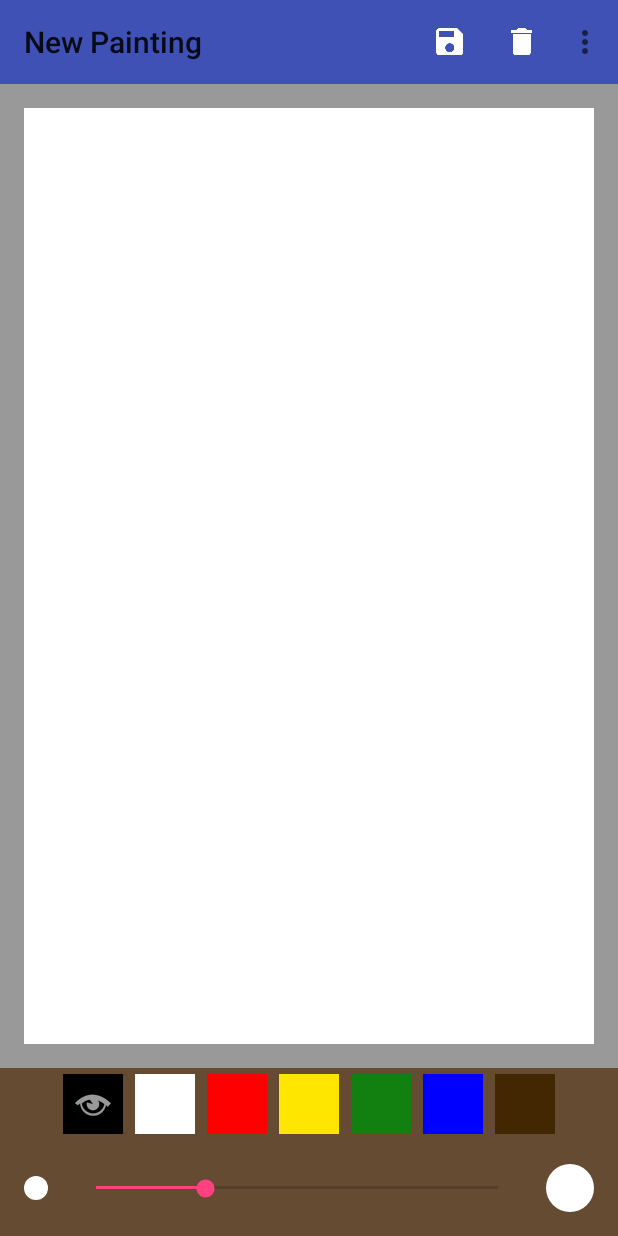
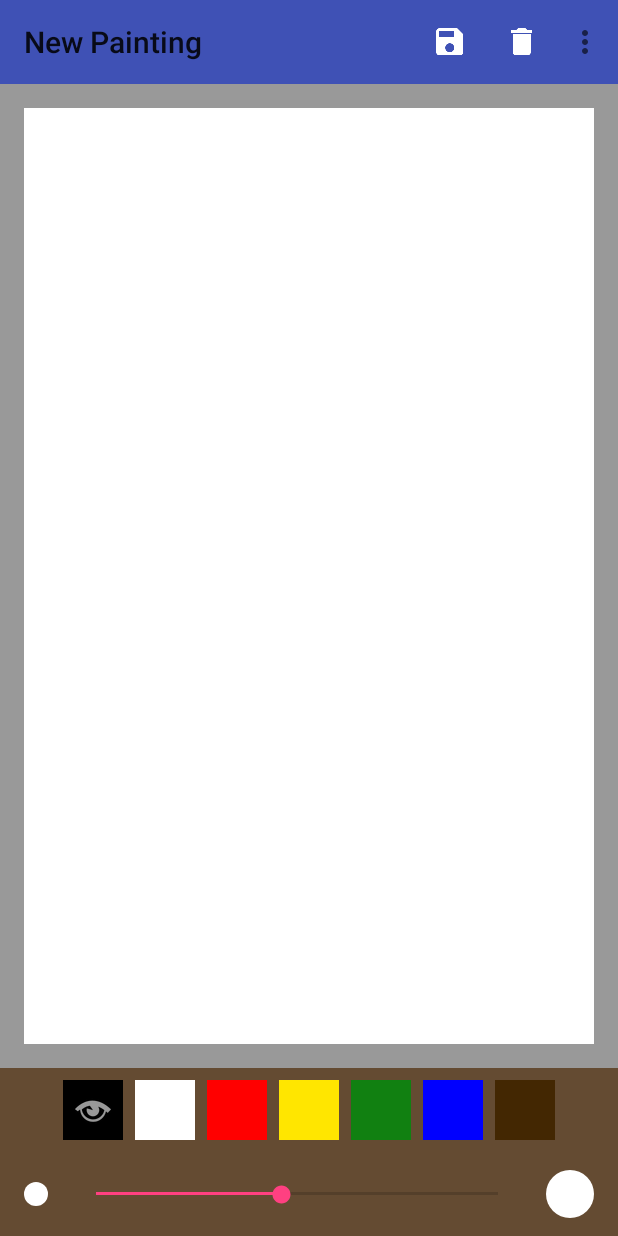
Before and after one commit to lchrislee/YYAAPP, an Android app: the screen it shows after launch (PaintActivity), on a phone screen of 412 x 824 dp. Run offline under Robolectric (Android 15) with nearby library versions, the phone set to English and light mode, and no system bars.

Commit message:
Fixed canvas bugs for not keeping brush strokes and broken clear/undo/redo. Added attributes for BrushSizeView.

```diff
--- a/YYAAPP/app/src/main/java/com/lchrislee/yyaapp/activities/PaintActivity.java
+++ b/YYAAPP/app/src/main/java/com/lchrislee/yyaapp/activities/PaintActivity.java
@@ -10,7 +10,7 @@ import android.widget.Toast;
 
 import com.lchrislee.yyaapp.R;
 import com.lchrislee.yyaapp.presenters.PaintPresenter;
-import com.lchrislee.yyaapp.views.BrushView;
+import com.lchrislee.yyaapp.views.BrushSizeView;
 import com.lchrislee.yyaapp.views.PaletteView;
 import com.lchrislee.yyaapp.views.canvas.CanvasView;
 
@@ -39,7 +39,7 @@ public class PaintActivity extends AppCompatActivity
 
         final CanvasView canvas = (CanvasView) findViewById(R.id.activity_paint_canvas);
         final PaletteView palette = (PaletteView) findViewById(R.id.activity_paint_palette);
-        final BrushView brush = (BrushView) findViewById(R.id.activity_paint_stroke_size);
+        final BrushSizeView brush = (BrushSizeView) findViewById(R.id.activity_paint_stroke_size);
 
         presenter = new PaintPresenter(canvas, palette, brush);
     }
--- a/YYAAPP/app/src/main/java/com/lchrislee/yyaapp/model/CanvasHistory.java
+++ b/YYAAPP/app/src/main/java/com/lchrislee/yyaapp/model/CanvasHistory.java
@@ -8,19 +8,19 @@ import java.util.Iterator;
 public class CanvasHistory
 {
 
-    private final CanvasChangeStack drawingHistory;
+    private final CanvasChangeStack drawHistory;
     private final CanvasChangeStack undoHistory;
 
     public CanvasHistory ()
     {
-        drawingHistory = new CanvasChangeStack();
+        drawHistory = new CanvasChangeStack();
         undoHistory = new CanvasChangeStack();
     }
 
     public void addDrawingChange (
         @NonNull BrushStroke change
     ) {
-        drawingHistory.addChange(change);
+        drawHistory.addChange(change);
     }
 
     public void addUndoChange (
@@ -33,7 +33,7 @@ public class CanvasHistory
     @Nullable
     BrushStroke lastAddition ()
     {
-        return drawingHistory.mostRecentChange();
+        return drawHistory.mostRecentChange();
     }
 
     public
@@ -47,12 +47,12 @@ public class CanvasHistory
     @Nullable
     Iterator<BrushStroke> fromBeginning ()
     {
-        return drawingHistory.fromBeginning();
+        return drawHistory.fromBeginning();
     }
 
     public void clearAllHistory ()
     {
-        drawingHistory.clearHistory();
+        drawHistory.clearHistory();
         undoHistory.clearHistory();
     }
 
--- a/YYAAPP/app/src/main/java/com/lchrislee/yyaapp/presenters/PaintPresenter.java
+++ b/YYAAPP/app/src/main/java/com/lchrislee/yyaapp/presenters/PaintPresenter.java
@@ -3,22 +3,22 @@ package com.lchrislee.yyaapp.presenters;
 import android.support.annotation.ColorRes;
 import android.support.annotation.NonNull;
 
-import com.lchrislee.yyaapp.views.BrushView;
+import com.lchrislee.yyaapp.views.BrushSizeView;
 import com.lchrislee.yyaapp.views.PaletteView;
 import com.lchrislee.yyaapp.views.canvas.CanvasView;
 
 public class PaintPresenter
-    implements PaletteView.ColorSelect, BrushView.StrokeSizeChange
+    implements PaletteView.ColorSelect, BrushSizeView.StrokeSizeChange
 {
 
-    private PaletteView palette;
-    private CanvasView canvas;
-    private BrushView brush;
+    private final PaletteView palette;
+    private final CanvasView canvas;
+    private final BrushSizeView brush;
 
     public PaintPresenter (
         @NonNull CanvasView canvas,
         @NonNull PaletteView palette,
-        @NonNull BrushView brush
+        @NonNull BrushSizeView brush
     ) {
         this.palette = palette;
         this.canvas = canvas;
--- /dev/null
+++ b/YYAAPP/app/src/main/java/com/lchrislee/yyaapp/views/BrushSizeView.java
@@ -0,0 +1,118 @@
+package com.lchrislee.yyaapp.views;
+
+import android.content.Context;
+import android.content.res.Resources;
+import android.content.res.TypedArray;
+import android.support.annotation.Dimension;
+import android.support.annotation.Nullable;
+import android.util.AttributeSet;
+import android.util.TypedValue;
+import android.view.LayoutInflater;
+import android.view.View;
+import android.widget.LinearLayout;
+import android.widget.SeekBar;
+
+import com.lchrislee.yyaapp.R;
+
+public class BrushSizeView extends LinearLayout implements SeekBar.OnSeekBarChangeListener
+{
+
+    public interface StrokeSizeChange
+    {
+        void OnStrokeChanged(@Dimension float size);
+    }
+
+    private static final String TAG = "StrokeSizeView";
+
+    private StrokeSizeChange strokeChangeListener;
+
+    private float size;
+    private int stepMultiplier;
+
+    public BrushSizeView (Context context)
+    {
+        super(context);
+        initialize(null);
+    }
+
+    public BrushSizeView (Context context, @Nullable AttributeSet attrs, int defStyleAttr)
+    {
+        super(context, attrs, defStyleAttr);
+        initialize(attrs);
+    }
+
+    public BrushSizeView (Context context, @Nullable AttributeSet attrs)
+    {
+        super(context, attrs);
+        initialize(attrs);
+    }
+
+    private void initialize (
+        @Nullable AttributeSet attrs
+    ) {
+        final LayoutInflater inflater = LayoutInflater.from(getContext());
+        final View internalView = inflater.inflate(R.layout.view_brush, this, true);
+
+        final SeekBar brushSize = internalView.findViewById(R.id.view_stroke_seek);
+        brushSize.setOnSeekBarChangeListener(this);
+
+        final Context context = getContext();
+        final Resources resources = context.getResources();
+
+        // 0 designates no default style listed in theme but use the default style.
+        TypedArray viewAttributes = context.getTheme().obtainStyledAttributes(
+            attrs,
+            R.styleable.BrushSizeView,
+            0,
+            R.style.BrushViewDefaultStyle
+        );
+
+        final int stepCount = viewAttributes.getInt(
+            R.styleable.BrushSizeView_step_count,
+            resources.getInteger(R.integer.stroke_seek_step_count_default)
+        );
+        brushSize.setMax(stepCount);
+
+        stepMultiplier = viewAttributes.getInt(
+            R.styleable.BrushSizeView_step_multiplier,
+            resources.getInteger(R.integer.stroke_seek_step_multiplier_default)
+        );
+
+        final int stepProgress = viewAttributes.getInt(
+            R.styleable.BrushSizeView_step_progress,
+            resources.getInteger(R.integer.stroke_seek_progress_default)
+        );
+        brushSize.setProgress(stepProgress);
+    }
+
+    @Override
+    public void onProgressChanged (SeekBar seekBar, int progress, boolean fromUser)
+    {
+        size = TypedValue.applyDimension(
+            TypedValue.COMPLEX_UNIT_DIP,
+            (progress * stepMultiplier) + stepMultiplier,
+            getResources().getDisplayMetrics()
+        );
+
+        if (strokeChangeListener != null)
+        {
+            strokeChangeListener.OnStrokeChanged(size);
+        }
+    }
+
+    @Override
+    public void onStartTrackingTouch (SeekBar seekBar) {}
+
+    @Override
+    public void onStopTrackingTouch (SeekBar seekBar) {}
+
+    public void setStrokeChangeListener (StrokeSizeChange strokeChangeListener)
+    {
+        this.strokeChangeListener = strokeChangeListener;
+    }
+
+    public float strokeSize ()
+    {
+        return size;
+    }
+}
--- a/YYAAPP/app/src/main/java/com/lchrislee/yyaapp/views/BrushView.java
+++ /dev/null
@@ -1,81 +0,0 @@
-package com.lchrislee.yyaapp.views;
-
-import android.content.Context;
-import android.support.annotation.Dimension;
-import android.support.annotation.Nullable;
-import android.util.AttributeSet;
-import android.util.TypedValue;
-import android.view.LayoutInflater;
-import android.view.View;
-import android.widget.LinearLayout;
-import android.widget.SeekBar;
-
-import com.lchrislee.yyaapp.R;
-
-public class BrushView extends LinearLayout implements SeekBar.OnSeekBarChangeListener
-{
-
-    public interface StrokeSizeChange
-    {
-        void OnStrokeChanged(@Dimension float size);
-    }
-
-    private static final String TAG = "StrokeSizeView";
-
-    private StrokeSizeChange strokeChangeListener;
-
-    private float size;
-
-    public BrushView (Context context, @Nullable AttributeSet attrs)
-    {
-        super(context, attrs);
-        initialize();
-    }
-
-    private void initialize ()
-    {
-        final LayoutInflater inflater = LayoutInflater.from(getContext());
-        final View internalView = inflater.inflate(R.layout.view_stroke_size, this, true);
-
-        final SeekBar strokeSize = internalView.findViewById(R.id.view_stroke_seek);
-        strokeSize.setOnSeekBarChangeListener(this);
-        size = getContext().getResources().getDimension(R.dimen.stroke_default);
-    }
-
-    @Override
-    public void onProgressChanged (SeekBar seekBar, int progress, boolean fromUser)
-    {
-        size = TypedValue.applyDimension(
-            TypedValue.COMPLEX_UNIT_DIP,
-            (progress * 4f) + 4f,
-            getResources().getDisplayMetrics()
-        );
-
-        if (strokeChangeListener != null)
-        {
-            strokeChangeListener.OnStrokeChanged(size);
-        }
-    }
-
-    @Override
-    public void onStartTrackingTouch (SeekBar seekBar)
-    {
-
-    }
-
-    @Override
-    public void onStopTrackingTouch (SeekBar seekBar)
-    {
-
-    }
-
-    public void setStrokeChangeListener (StrokeSizeChange strokeChangeListener)
-    {
-        this.strokeChangeListener = strokeChangeListener;
-    }
-
-    public float strokeSize ()
-    {
-        return size;
-    }
-}
--- a/YYAAPP/app/src/main/java/com/lchrislee/yyaapp/views/PaletteView.java
+++ b/YYAAPP/app/src/main/java/com/lchrislee/yyaapp/views/PaletteView.java
@@ -32,14 +32,27 @@ public class PaletteView extends LinearLayout
 
     private ColorSelect colorSelectListener;
 
+    public PaletteView (Context context)
+    {
+        super(context);
+        initialize(null);
+    }
+
+    public PaletteView (Context context, @Nullable AttributeSet attrs, int defStyleAttr)
+    {
+        super(context, attrs, defStyleAttr);
+        initialize(attrs);
+    }
+
     public PaletteView (Context context, @Nullable AttributeSet attrs)
     {
         super(context, attrs);
-        initialize();
+        initialize(attrs);
     }
 
-    private void initialize ()
-    {
+    private void initialize (
+        @Nullable AttributeSet attrs
+    ) {
         final LayoutInflater inflater = LayoutInflater.from(getContext());
         final View internalView = inflater.inflate(R.layout.view_palette, this, true);
 
--- a/YYAAPP/app/src/main/java/com/lchrislee/yyaapp/views/canvas/CanvasView.java
+++ b/YYAAPP/app/src/main/java/com/lchrislee/yyaapp/views/canvas/CanvasView.java
@@ -118,7 +118,9 @@ public class CanvasView extends View
 
     public void clear ()
     {
+        internal.clearHistory();
         internal.createEmptyCanvas();
+        postInvalidate();
     }
 
     public void undo ()
--- a/YYAAPP/app/src/main/java/com/lchrislee/yyaapp/views/canvas/CanvasViewInternal.java
+++ b/YYAAPP/app/src/main/java/com/lchrislee/yyaapp/views/canvas/CanvasViewInternal.java
@@ -34,7 +34,7 @@ class CanvasViewInternal
     private int canvasWidth;
     private int canvasHeight;
 
-    private CanvasHistory history;
+    private final CanvasHistory history;
 
     CanvasViewInternal (
         @ColorInt int defaultColor,
@@ -59,13 +59,10 @@ class CanvasViewInternal
         currentBrushPaint.setColor(currentBrushColor);
     }
 
-    // Returns whether the new canvas would be visible.
-    boolean createEmptyCanvas ()
+    void createEmptyCanvas ()
     {
-        history.clearAllHistory();
         internalBitmap = Bitmap.createBitmap(canvasWidth, canvasHeight, Bitmap.Config.ARGB_8888);
         internalCanvas = new Canvas(internalBitmap);
-        return canvasHeight <= 0 || canvasWidth <= 0;
     }
 
     /*
@@ -102,7 +99,7 @@ class CanvasViewInternal
         @NonNull Canvas canvas
     ) {
         canvas.drawBitmap(internalBitmap, 0, 0, canvasBrush);
-        canvas.drawPath(currentBrushPath, currentBrushPaint);
+        placeOnCanvas();
     }
 
     void movePath (
@@ -123,8 +120,13 @@ class CanvasViewInternal
     void drawCurrentPath ()
     {
         history.addDrawingChange(new BrushStroke(currentBrushPath, currentBrushPaint));
+        placeOnCanvas();
         generateCurrentBrush();
-        currentBrushPaint.setColor(currentBrushColor);
+    }
+
+    private void placeOnCanvas ()
+    {
+        internalCanvas.drawPath(currentBrushPath, currentBrushPaint);
     }
 
     private void drawHistory ()
@@ -173,4 +175,9 @@ class CanvasViewInternal
         history.addDrawingChange(brushStroke);
         drawHistory();
     }
+
+    void clearHistory ()
+    {
+        history.clearAllHistory();
+    }
 }
--- a/YYAAPP/app/src/main/res/layout/activity_paint.xml
+++ b/YYAAPP/app/src/main/res/layout/activity_paint.xml
@@ -15,7 +15,7 @@
         android:id="@+id/activity_paint_canvas"
         android:background="@android:color/white"
         android:layout_weight="1"
-        android:layout_margin="@dimen/margin_2x"
+        android:layout_margin="@dimen/x2"
         android:layout_width="match_parent"
         android:layout_height="0dp" />
 
@@ -25,7 +25,7 @@
         android:layout_height="wrap_content"
         />
 
-    <com.lchrislee.yyaapp.views.BrushView
+    <com.lchrislee.yyaapp.views.BrushSizeView
         android:id="@+id/activity_paint_stroke_size"
         android:layout_width="match_parent"
         android:layout_height="wrap_content"
--- a/YYAAPP/app/src/main/res/layout/view_stroke_size.xml
+++ b/YYAAPP/app/src/main/res/layout/view_brush.xml
@@ -1,9 +1,13 @@
 <?xml version="1.0" encoding="utf-8"?>
 <RelativeLayout
     xmlns:android="http://schemas.android.com/apk/res/android"
+    xmlns:tools="http://schemas.android.com/tools"
     android:background="@color/tool_background"
     android:orientation="horizontal"
-    android:padding="@dimen/margin_1x"
+    android:paddingStart="@dimen/x1"
+    android:paddingEnd="@dimen/x1"
+    android:paddingTop="@dimen/x0.5"
+    android:paddingBottom="@dimen/x0.5"
     android:layout_width="wrap_content"
     android:layout_height="wrap_content">
 
@@ -12,19 +16,19 @@
         android:src="@drawable/ic_stroke_small"
         android:layout_alignParentStart="true"
         android:layout_centerVertical="true"
-        android:layout_margin="@dimen/margin_1x"
-        android:layout_width="@dimen/margin_2x"
-        android:layout_height="@dimen/margin_2x" />
+        android:layout_margin="@dimen/x1"
+        android:layout_width="@dimen/x2"
+        android:layout_height="@dimen/x2" />
 
     <SeekBar
         android:id="@+id/view_stroke_seek"
-        android:progress="@integer/stroke_seek_default"
-        android:max="@integer/stroke_seek_max"
+        tools:progress="@integer/stroke_seek_progress_default"
+        tools:max="@integer/stroke_seek_step_count_default"
         android:layout_toEndOf="@+id/view_stroke_left_size"
         android:layout_toStartOf="@+id/view_stroke_right_size"
         android:layout_alignTop="@+id/view_stroke_right_size"
         android:layout_alignBottom="@+id/view_stroke_right_size"
-        android:layout_margin="@dimen/margin_1x"
+        android:layout_margin="@dimen/x1"
         android:layout_width="wrap_content"
         android:layout_height="wrap_content" />
 
@@ -32,8 +36,8 @@
         android:id="@+id/view_stroke_right_size"
         android:src="@drawable/ic_stroke_large"
         android:layout_alignParentEnd="true"
-        android:layout_margin="@dimen/margin_1x"
-        android:layout_width="@dimen/margin_4x"
-        android:layout_height="@dimen/margin_4x" />
+        android:layout_margin="@dimen/x1"
+        android:layout_width="@dimen/x4"
+        android:layout_height="@dimen/x4" />
 
 </RelativeLayout>
--- a/YYAAPP/app/src/main/res/layout/view_palette.xml
+++ b/YYAAPP/app/src/main/res/layout/view_palette.xml
@@ -4,56 +4,58 @@
     android:background="@color/paletteBackground"
     android:orientation="horizontal"
     android:gravity="center"
+    android:paddingTop="@dimen/x0.5"
+    android:paddingBottom="@dimen/x0.5"
     android:layout_width="match_parent"
     android:layout_height="wrap_content">
 
     <android.support.v7.widget.AppCompatImageButton
         android:id="@+id/view_palette_black"
         android:background="@android:color/black"
-        android:layout_margin="@dimen/margin_0.5x"
-        android:layout_width="@dimen/margin_5x"
-        android:layout_height="@dimen/margin_5x" />
+        android:layout_margin="@dimen/x0.5"
+        android:layout_width="@dimen/x5"
+        android:layout_height="@dimen/x5" />
 
     <android.support.v7.widget.AppCompatImageButton
         android:id="@+id/view_palette_white"
         android:background="@android:color/white"
-        android:layout_margin="@dimen/margin_0.5x"
-        android:layout_width="@dimen/margin_5x"
-        android:layout_height="@dimen/margin_5x" />
+        android:layout_margin="@dimen/x0.5"
+        android:layout_width="@dimen/x5"
+        android:layout_height="@dimen/x5" />
 
     <android.support.v7.widget.AppCompatImageButton
         android:id="@+id/view_palette_red"
         android:background="@color/red"
-        android:layout_margin="@dimen/margin_0.5x"
-        android:layout_width="@dimen/margin_5x"
-        android:layout_height="@dimen/margin_5x" />
+        android:layout_margin="@dimen/x0.5"
+        android:layout_width="@dimen/x5"
+        android:layout_height="@dimen/x5" />
 
     <android.support.v7.widget.AppCompatImageButton
         android:id="@+id/view_palette_yellow"
         android:background="@color/yellow"
-        android:layout_margin="@dimen/margin_0.5x"
-        android:layout_width="@dimen/margin_5x"
-        android:layout_height="@dimen/margin_5x" />
+        android:layout_margin="@dimen/x0.5"
+        android:layout_width="@dimen/x5"
+        android:layout_height="@dimen/x5" />
 
     <android.support.v7.widget.AppCompatImageButton
         android:id="@+id/view_palette_green"
         android:background="@color/green"
-        android:layout_margin="@dimen/margin_0.5x"
-        android:layout_width="@dimen/margin_5x"
-        android:layout_height="@dimen/margin_5x" />
+        android:layout_margin="@dimen/x0.5"
+        android:layout_width="@dimen/x5"
+        android:layout_height="@dimen/x5" />
 
     <android.support.v7.widget.AppCompatImageButton
         android:id="@+id/view_palette_blue"
         android:background="@color/blue"
-        android:layout_margin="@dimen/margin_0.5x"
-        android:layout_width="@dimen/margin_5x"
-        android:layout_height="@dimen/margin_5x" />
+        android:layout_margin="@dimen/x0.5"
+        android:layout_width="@dimen/x5"
+        android:layout_height="@dimen/x5" />
 
     <android.support.v7.widget.AppCompatImageButton
         android:id="@+id/view_palette_brown"
         android:background="@color/brown"
-        android:layout_margin="@dimen/margin_0.5x"
-        android:layout_width="@dimen/margin_5x"
-        android:layout_height="@dimen/margin_5x" />
+        android:layout_margin="@dimen/x0.5"
+        android:layout_width="@dimen/x5"
+        android:layout_height="@dimen/x5" />
 
 </LinearLayout>
--- /dev/null
+++ b/YYAAPP/app/src/main/res/values/attrs.xml
@@ -0,0 +1,8 @@
+<?xml version="1.0" encoding="utf-8"?>
+<resources>
+    <declare-styleable name="BrushSizeView">
+        <attr name="step_progress" format="integer" />
+        <attr name="step_multiplier" format="integer" />
+        <attr name="step_count" format="integer" />
+    </declare-styleable>
+</resources>
--- a/YYAAPP/app/src/main/res/values/dimens.xml
+++ b/YYAAPP/app/src/main/res/values/dimens.xml
@@ -2,12 +2,12 @@
 <resources>
 
     <!-- Margin sizes (base is 8dp) -->
-    <dimen name="margin_0.5x">4dp</dimen>
-    <dimen name="margin_1x">8dp</dimen>
-    <dimen name="margin_2x">16dp</dimen>
-    <dimen name="margin_3x">24dp</dimen>
-    <dimen name="margin_4x">32dp</dimen>
-    <dimen name="margin_5x">40dp</dimen>
+    <dimen name="x0.5">4dp</dimen>
+    <dimen name="x1">8dp</dimen>
+    <dimen name="x2">16dp</dimen>
+    <dimen name="x3">24dp</dimen>
+    <dimen name="x4">32dp</dimen>
+    <dimen name="x5">40dp</dimen>
 
     <!-- Stroke sizes -->
     <dimen name="stroke_default">16dp</dimen>
--- a/YYAAPP/app/src/main/res/values/integers.xml
+++ b/YYAAPP/app/src/main/res/values/integers.xml
@@ -2,6 +2,7 @@
 <resources>
 
     <!-- Stroke Seekbar values -->
-    <integer name="stroke_seek_default">3</integer>
-    <integer name="stroke_seek_max">11</integer>
+    <integer name="stroke_seek_progress_default">6</integer>
+    <integer name="stroke_seek_step_count_default">13</integer>
+    <integer name="stroke_seek_step_multiplier_default">2</integer>
 </resources>
--- a/YYAAPP/app/src/main/res/values/styles.xml
+++ b/YYAAPP/app/src/main/res/values/styles.xml
@@ -5,4 +5,10 @@
         <item name="colorAccent">@color/colorAccent</item>
     </style>
 
+    <style name="BrushViewDefaultStyle">
+        <item name="step_progress">@integer/stroke_seek_progress_default</item>
+        <item name="step_multiplier">@integer/stroke_seek_step_multiplier_default</item>
+        <item name="step_count">@integer/stroke_seek_step_count_default</item>
+    </style>
+
 </resources>
```
Lines whose indentation alone changed are shown as unchanged.
